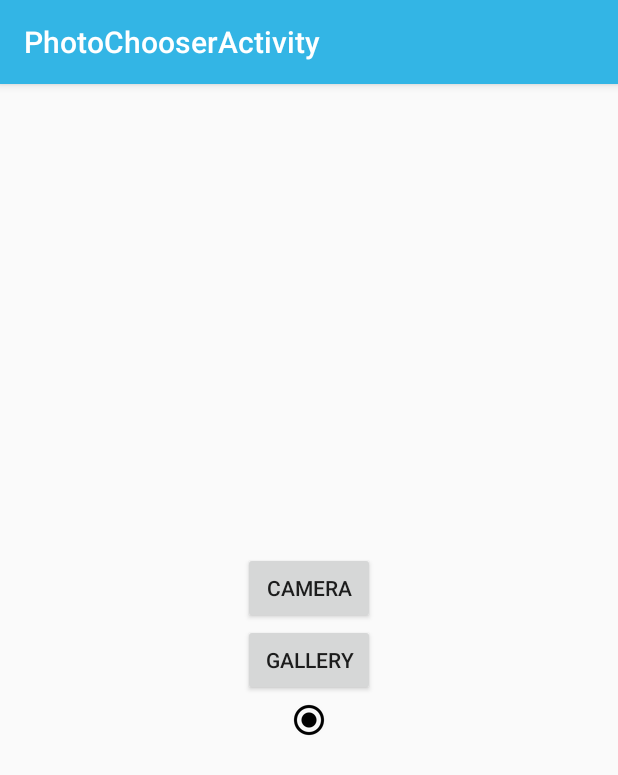
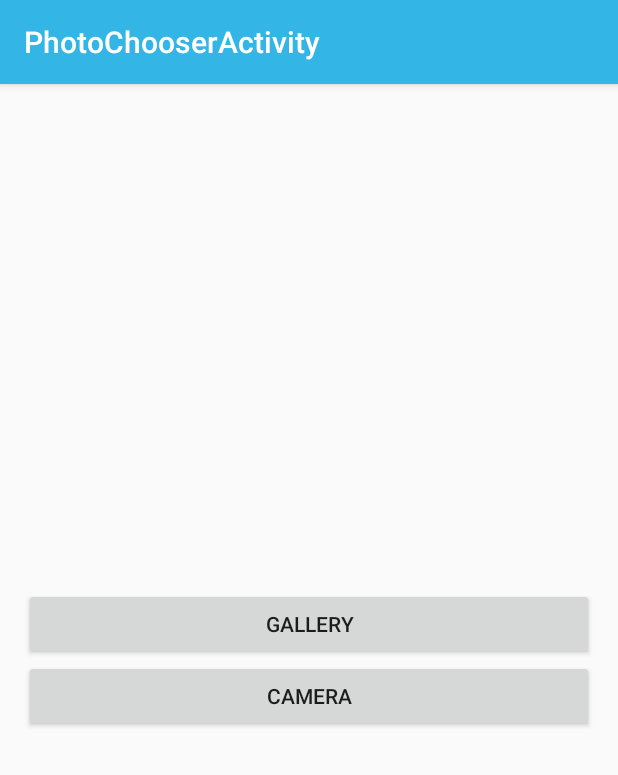
Before and after one commit to zakir224/mispectacle, an Android app: the PhotoSelectorActivityFragment screen opened directly, with no data from a screen before it, on a phone screen of 412 x 824 dp. Shown: the top 775 px of the screen. Run offline under Robolectric (Android 15) with nearby library versions, the light colour scheme and no system bars; 1 statement that could not run was skipped.

Commit message:
Application Update

```diff
--- a/app/src/main/java/com/aru/mispectacle/PhotoSelectorActivityFragment.java
+++ b/app/src/main/java/com/aru/mispectacle/PhotoSelectorActivityFragment.java
@@ -1,16 +1,13 @@
 package com.aru.mispectacle;
 
 import android.app.Activity;
-import android.app.Dialog;
 import android.content.Context;
 import android.content.Intent;
 import android.graphics.Bitmap;
 import android.graphics.BitmapFactory;
-import android.graphics.drawable.Drawable;
 import android.net.Uri;
 import android.provider.MediaStore;
 import android.support.v4.app.DialogFragment;
-import android.support.v4.app.Fragment;
 import android.os.Bundle;
 import android.view.LayoutInflater;
 import android.view.View;
@@ -27,18 +24,21 @@ import java.io.IOException;
 import java.io.InputStream;
 
 /**
- * A placeholder fragment containing a simple view.
+ *
  */
 public class PhotoSelectorActivityFragment extends DialogFragment implements View.OnClickListener {
 
     public static final int GALLERY_REQUEST_CODE = 1;
+    private static final int REQUEST_IMAGE_CAPTURE = 2;
     private View view;
     private Button btnOpenGallery;
     private Button btnOpenCamera;
+    private Button btnUseExistingImage;
     private Context context;
     private OnPhotoSelectionFromGalleryListener onPhotoSelectionFromGalleryListener;
     private Uri uri;
-    ImageView imageView;
+    private ImageView imageView;
+    private File dataDir;
 
     public PhotoSelectorActivityFragment() {
     }
@@ -49,66 +49,63 @@ public class PhotoSelectorActivityFragment extends DialogFragment implements Vie
         view = inflater.inflate(R.layout.fragment_photo_chooser, container, false);
         btnOpenCamera = (Button) view.findViewById(R.id.btnTakePhotoFromCamera);
         btnOpenGallery = (Button) view.findViewById(R.id.btnUploadFromGallery);
-        imageView = (ImageView) view.findViewById(R.id.imageView);
+        btnUseExistingImage = (Button) view.findViewById(R.id.btnUseExistingImage);
+        checkForExistingImage();
+        getDialog().setTitle("Select Photo");
+        //imageView = (ImageView) view.findViewById(R.id.imageView);
         context = getActivity();
         btnOpenCamera.setOnClickListener(this);
         btnOpenGallery.setOnClickListener(this);
         return view;
     }
 
+    private void checkForExistingImage() {
+
+    }
+
     @Override
     public void onClick(View v) {
 
-        if(btnOpenCamera == v){
-            Toast.makeText(context,"Opening Camera....",Toast.LENGTH_SHORT).show();
-        } else if(btnOpenGallery == v) {
-            Toast.makeText(context,"Opening Gallery....",Toast.LENGTH_SHORT).show();
+        if (btnOpenCamera == v) {
+            Toast.makeText(context, "Opening Camera....", Toast.LENGTH_SHORT).show();
+            openCameraForPhoto();
+        } else if (btnOpenGallery == v) {
+            Toast.makeText(context, "Opening Gallery....", Toast.LENGTH_SHORT).show();
             openGalleryForPhoto();
         }
+    }
+
+    private void openCameraForPhoto() {
+        Intent takePictureIntent = new Intent(MediaStore.ACTION_IMAGE_CAPTURE);
+        startActivityForResult(takePictureIntent, REQUEST_IMAGE_CAPTURE);
     }
 
     private void openGalleryForPhoto() {
         Intent galleryIntent = new Intent();
         galleryIntent.setType("image/*");
         galleryIntent.setAction(Intent.ACTION_GET_CONTENT);
-        startActivityForResult(Intent.createChooser(galleryIntent,"Select photo"), GALLERY_REQUEST_CODE);
+        startActivityForResult(Intent.createChooser(galleryIntent, "Select photo"), GALLERY_REQUEST_CODE);
     }
 
     @Override
     public void onActivityResult(int requestCode, int resultCode, Intent data) {
         super.onActivityResult(requestCode, resultCode, data);
 
-        if(requestCode == GALLERY_REQUEST_CODE &&
-                resultCode == getActivity().RESULT_OK && data != null && data.getData() != null) {
+        int a;
 
-            uri = data.getData();
-            onPhotoSelectionFromGalleryListener.onPhotoSelect(uri);
-            File dataDir = context.getDir("stasmdata", Context.MODE_PRIVATE);
-            putDataFileInLocalDir(context,new File(dataDir,"face.jpg"),uri);
-//            try {
-//                Bitmap bitmap = MediaStore.Images.Media.getBitmap(getActivity().getContentResolver(), uri);
-//                // Log.d(TAG, String.valueOf(bitmap));
-//
-//                ImageView imageView = (ImageView) view.findViewById(R.id.imageView);
-//                imageView.setImageBitmap(bitmap);
-//            } catch (IOException e) {
-//                e.printStackTrace();
-//            }
-            File f=new File(dataDir,"face.jpg");
-            try {
-                Bitmap b = BitmapFactory.decodeStream(new FileInputStream(f));
-                imageView.setImageBitmap(b);
+        if (resultCode == getActivity().RESULT_OK && data != null && data.getData() != null) {
 
-                context.startActivity(new Intent(context,MainActivity.class));
-            } catch (FileNotFoundException e) {
-                e.printStackTrace();
+            if (requestCode == GALLERY_REQUEST_CODE || requestCode == REQUEST_IMAGE_CAPTURE) {
+                uri = data.getData();
+                dataDir = context.getDir("stasmdata", Context.MODE_PRIVATE);
+                putImageFileInLocalDir(context, new File(dataDir, "face.jpg"), uri);
             }
-
         }
+        onPhotoSelectionFromGalleryListener.onPhotoSelect(uri);
     }
 
-    public interface OnPhotoSelectionFromGalleryListener{
-        public void onPhotoSelect(Uri uri);
+    public interface OnPhotoSelectionFromGalleryListener {
+            void onPhotoSelect(Uri uri);
     }
 
     @Override
@@ -121,11 +118,9 @@ public class PhotoSelectorActivityFragment extends DialogFragment implements Vie
         }
     }
 
-    private void putDataFileInLocalDir(Context context, File f,Uri uri) {
-        //if (debug) Log.e(TAG, "putDataFileInLocalDir: "+f.toString());
+    private void putImageFileInLocalDir(Context context, File f, Uri uri) {
         try {
             InputStream is = context.getContentResolver().openInputStream(uri);
-            //InputStream is = context.getResources().openRawResource(id);
             FileOutputStream os = new FileOutputStream(f);
             byte[] buffer = new byte[4096];
             int bytesRead;
@@ -139,6 +134,5 @@ public class PhotoSelectorActivityFragment extends DialogFragment implements Vie
             e.printStackTrace();
             Toast.makeText(context, "Image saving failed", Toast.LENGTH_SHORT).show();
         }
-        //if (debug) Log.e(TAG, "putDataFileInLocalDir: done!");
     }
 }
--- a/app/src/main/java/com/aru/mispectacle/SplashActivity.java
+++ b/app/src/main/java/com/aru/mispectacle/SplashActivity.java
@@ -21,7 +21,7 @@ public class SplashActivity extends ActionBarActivity {
         new Handler().postDelayed(new Runnable() {
             @Override
             public void run() {
-                startActivity(new Intent(SplashActivity.this,MainActivity.class));
+                startActivity(new Intent(SplashActivity.this,ShoppingChoiceActivity.class));
             }
         },4000);
 
--- a/app/src/main/res/layout/activity_main.xml
+++ b/app/src/main/res/layout/activity_main.xml
@@ -32,6 +32,7 @@
             android:id="@+id/buttonSelfie"
             android:layout_width="match_parent"
             android:layout_height="wrap_content"
+            android:visibility="gone"
             android:layout_weight="1"
             android:layout_marginRight="10dp"
             android:text="Selfie"
@@ -42,6 +43,7 @@
 
         <Button
             android:id="@+id/buttonTryOn"
+            android:visibility="gone"
             android:layout_width="match_parent"
             android:layout_height="wrap_content"
             android:textColor="@android:color/white"
--- a/app/src/main/res/layout/activity_shopping_choice.xml
+++ b/app/src/main/res/layout/activity_shopping_choice.xml
@@ -14,7 +14,7 @@
         android:id="@+id/btnShopByShape"
         android:layout_centerVertical="true"
         android:layout_centerHorizontal="true"
-        android:onClick="browseFrames"/>
+        android:onClick="shopByFaceShape"/>
 
     <Button
         android:layout_width="wrap_content"
@@ -23,5 +23,5 @@
         android:id="@+id/btnBrowseFrame"
         android:layout_above="@+id/btnShopByShape"
         android:layout_centerHorizontal="true"
-        android:onClick="shopByFace"/>
+        android:onClick="browseFrames"/>
 </RelativeLayout>
--- a/app/src/main/res/layout/fragment_photo_chooser.xml
+++ b/app/src/main/res/layout/fragment_photo_chooser.xml
@@ -1,7 +1,9 @@
-<RelativeLayout xmlns:android="http://schemas.android.com/apk/res/android"
+<LinearLayout xmlns:android="http://schemas.android.com/apk/res/android"
     xmlns:tools="http://schemas.android.com/tools"
     android:layout_width="match_parent"
-    android:layout_height="match_parent"
+    android:layout_height="wrap_content"
+    android:layout_gravity="center"
+    android:orientation="vertical"
     android:paddingBottom="@dimen/activity_vertical_margin"
     android:paddingLeft="@dimen/activity_horizontal_margin"
     android:paddingRight="@dimen/activity_horizontal_margin"
@@ -10,7 +12,7 @@
 
     <Button
         android:id="@+id/btnUploadFromGallery"
-        android:layout_width="wrap_content"
+        android:layout_width="match_parent"
         android:layout_height="wrap_content"
         android:layout_centerHorizontal="true"
         android:layout_centerVertical="true"
@@ -18,7 +20,7 @@
 
     <Button
         android:id="@+id/btnTakePhotoFromCamera"
-        android:layout_width="wrap_content"
+        android:layout_width="match_parent"
         android:layout_height="wrap_content"
         android:layout_above="@+id/btnUploadFromGallery"
         android:layout_alignEnd="@+id/btnUploadFromGallery"
@@ -27,14 +29,26 @@
         android:layout_alignStart="@+id/btnUploadFromGallery"
         android:text="@string/camera" />
 
-    <ImageView
+    <Button
+        android:id="@+id/btnUseExistingImage"
         android:layout_width="match_parent"
         android:layout_height="wrap_content"
-        android:id="@+id/imageView"
-        android:layout_below="@+id/btnUploadFromGallery"
-        android:layout_alignParentLeft="true"
-        android:layout_alignParentStart="true"
-        android:src="@drawable/abc_btn_radio_to_on_mtrl_015" />
+        android:layout_above="@+id/btnUploadFromGallery"
+        android:layout_alignEnd="@+id/btnUploadFromGallery"
+        android:layout_alignLeft="@+id/btnUploadFromGallery"
+        android:layout_alignRight="@+id/btnUploadFromGallery"
+        android:layout_alignStart="@+id/btnUploadFromGallery"
+        android:text="@string/existing_image"
+        android:visibility="gone"/>
+
+    <!--<ImageView-->
+    <!--android:layout_width="match_parent"-->
+    <!--android:layout_height="wrap_content"-->
+    <!--android:id="@+id/imageView"-->
+    <!--android:layout_below="@+id/btnUploadFromGallery"-->
+    <!--android:layout_alignParentLeft="true"-->
+    <!--android:layout_alignParentStart="true"-->
+    <!--android:src="@drawable/abc_btn_radio_to_on_mtrl_015" />-->
 
 
-</RelativeLayout>
+</LinearLayout>
--- a/app/src/main/res/values/strings.xml
+++ b/app/src/main/res/values/strings.xml
@@ -15,5 +15,6 @@
     <string name="title_activity_photo_chooser">PhotoChooserActivity</string>
     <string name="gallery">Gallery</string>
     <string name="camera">Camera</string>
+    <string name="existing_image">Using Existing Image</string>
 
 </resources>
--- a/gradle.properties
+++ b/gradle.properties
@@ -16,3 +16,5 @@
 # This option should only be used with decoupled projects. More details, visit
 # http://www.gradle.org/docs/current/userguide/multi_project_builds.html#sec:decoupled_projects
 # org.gradle.parallel=true
+org.gradle.parallel=true
+org.gradle.configureondemand=true
```
Also changed, not shown: app/src/main/AndroidManifest.xml (+6 -4 lines), app/src/main/java/com/aru/mispectacle/MainActivity.java (+99 -30 lines), app/src/main/java/com/aru/mispectacle/ShoppingChoiceActivity.java (+14 -7 lines).
